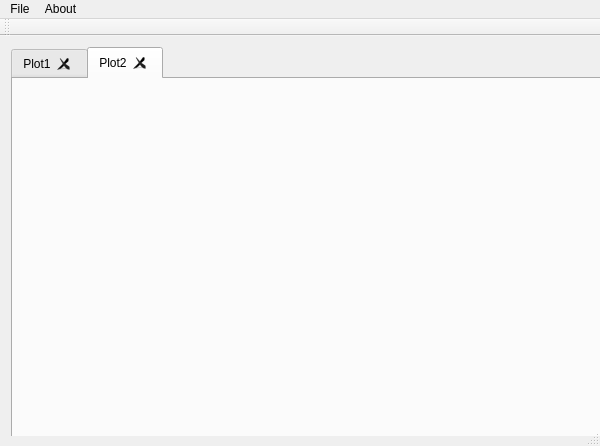
Qt form iLabka/mainwindow.ui (RogozhkinKirill/GraphBuilder) before a commit.
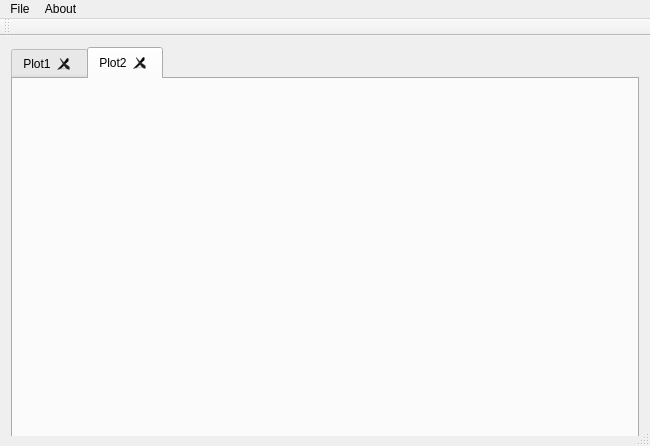
The same form after that commit. Custom widgets are drawn as their Qt base class.

Diff of the .ui file:
```diff
--- a/iLabka/mainwindow.ui
+++ b/iLabka/mainwindow.ui
@@ -6,13 +6,13 @@
    <rect>
     <x>0</x>
     <y>0</y>
-    <width>600</width>
+    <width>650</width>
     <height>446</height>
    </rect>
   </property>
   <property name="minimumSize">
    <size>
-    <width>600</width>
+    <width>650</width>
     <height>400</height>
    </size>
   </property>
@@ -66,7 +66,7 @@
     <rect>
      <x>0</x>
      <y>0</y>
-     <width>600</width>
+     <width>650</width>
      <height>21</height>
     </rect>
    </property>
```
